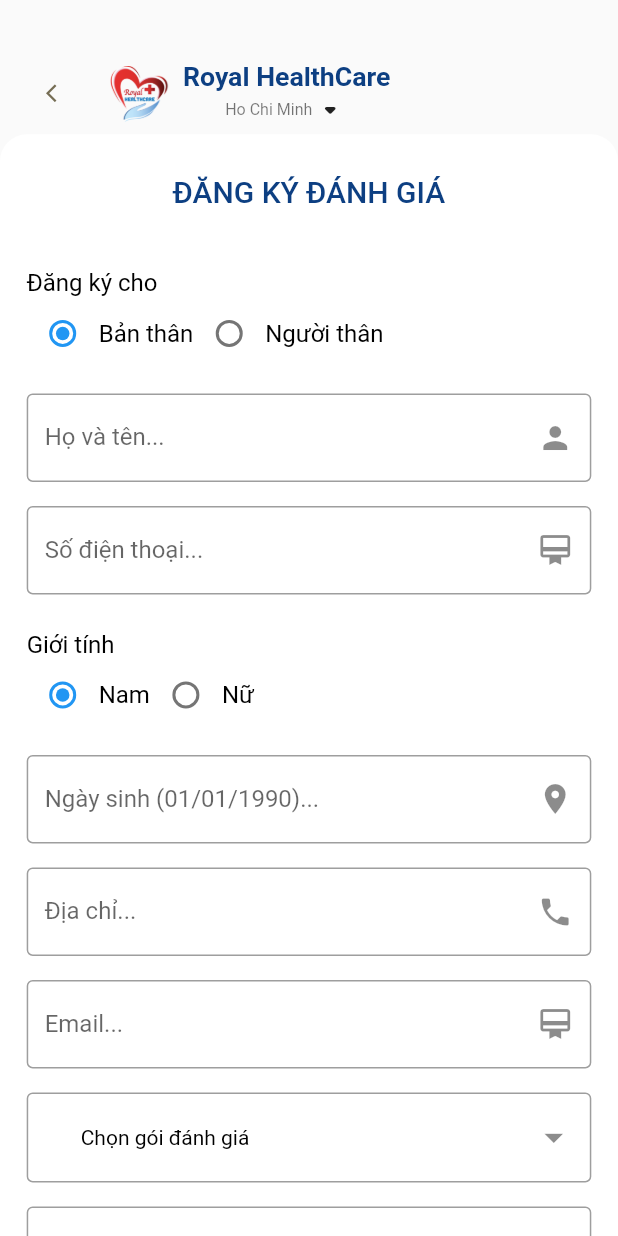
After one commit to lqchuong/RoyalHealthcare, a Flutter app: the RegisterHealthCheck screen opened by its route, on a phone screen of 412 x 824 dp. The commit adds this screen. Run offline on Flutter 3.47's test engine with Material 2 defaults, Android fonts, the phone set to English and light mode, and no system bars; our stand-ins replace carousel_pro, cloud_firestore, dots_indicator, dropdown_button2, firebase_auth, firebase_core and 4 more; missing offline and left inert: dart:ffi, numeric_keyboard; accounts and stored records are empty; network calls fail.

Commit message:
add register packageCheck

```diff
--- /dev/null
+++ b/lib/app/modules/register/views/register_healthcheck.dart
@@ -0,0 +1,254 @@
+import 'package:flutter/material.dart';
+import 'package:food_delivery/app/utils/colors.dart';
+import 'package:food_delivery/app/utils/dimensions.dart';
+import 'package:food_delivery/app/widgets/calendar/app_calendar.dart';
+import 'package:food_delivery/app/widgets/calendar/app_timepicker.dart';
+import 'package:food_delivery/app/widgets/app_icon.dart';
+import 'package:food_delivery/app/widgets/text/big_text.dart';
+import 'package:food_delivery/app/widgets/dropdown/healthcare_check_dropdown.dart';
+import 'package:food_delivery/app/widgets/dropdown/doctor_dropdown.dart';
+import 'package:food_delivery/app/widgets/text/small_text.dart';
+
+import '../../../widgets/dropdown/checkpackage_dropdown.dart';
+import '../../../widgets/text/text_field.dart';
+
+class RegisterHealthCheck extends StatefulWidget {
+  const RegisterHealthCheck({Key? key}) : super(key: key);
+
+  @override
+  State<RegisterHealthCheck> createState() => _RegisterHealthCheckState();
+}
+enum SingingCharacter { personal, other }
+enum Gender { male, female }
+enum CheckType {plan, require}
+
+
+
+class _RegisterHealthCheckState extends State<RegisterHealthCheck> {
+  SingingCharacter? _character = SingingCharacter.personal;
+  Gender? _gender = Gender.male;
+  CheckType? _checktype = CheckType.plan;
+  bool _visible = true;
+  void _toggle() {
+    setState(() {
+      // _visible = !_visible;
+    });
+  }
+  @override
+  Widget build(BuildContext context) {
+    return Scaffold(
+      body: Stack(
+        children: [
+
+          Positioned(
+              top: Dimensions.height45,
+              left: Dimensions.width20,
+              right: Dimensions.width20,
+              child: Row(
+                mainAxisAlignment: MainAxisAlignment.start,
+                children: [
+                  InkWell(
+                    onTap: () {
+                      Navigator.of(context).pop();
+                    },
+                    child: AppIcon(icon: Icons.arrow_back_ios),
+                  ),
+                  SizedBox(width: 15,),
+                  Image(image: AssetImage('assets/images/logoHealth.png'), width: Dimensions.width45,height: Dimensions.height45,),
+                  SizedBox(width: Dimensions.width10,),
+                  Column(
+                    mainAxisAlignment: MainAxisAlignment.start,
+                    children: [
+                      BigText(text: "Royal HealthCare", color: AppColors.mainColor,fontWeight: FontWeight.bold,),
+                      Row(
+                        children: [
+                          SmallText(text: "Ho Chi Minh", color: Colors.black54,),
+                          Icon(Icons.arrow_drop_down_rounded)
+                        ],
+                      ),
+                    ],
+                  ),
+                ],
+              )),
+          Positioned(
+            left: 0,
+            right: 0,
+            bottom: 0,
+            top: Dimensions.topContrainWithTopBar,
+            child: SingleChildScrollView(
+              child: Container(
+                  height: 1800,
+                  child:Container(
+
+                      padding: EdgeInsets.only(left: Dimensions.width20, right: Dimensions.width20, top: Dimensions.height30),
+                      decoration: BoxDecoration(
+                          borderRadius: BorderRadius.only(
+                            topRight:Radius.circular(Dimensions.radius20),
+                            topLeft: Radius.circular(Dimensions.radius20),
+                          ),
+                          color: Colors.white
+                      ),
+                      child: Column(
+
+                        children: [
+                          BigText(text: "ĐĂNG KÝ ĐÁNH GIÁ",size: 20, fontWeight: FontWeight.w500,textAlignCenter: TextAlign.center),
+                          SizedBox(height: 10,),
+
+                          SizedBox(height: 30,),
+                          Column(
+                            mainAxisAlignment: MainAxisAlignment.center,
+                            crossAxisAlignment: CrossAxisAlignment.start,
+                            children: [
+                              //cá nhân, người thân
+                              SmallText(text: "Đăng ký cho", color: Colors.black,size: 16,),
+                              Row(
+                                mainAxisAlignment: MainAxisAlignment.start,
+                                children: [
+                                  Row(
+                                    children: [
+                                      Radio(value: SingingCharacter.personal, groupValue: _character, onChanged: (SingingCharacter? value) {
+
+                                        setState(() {
+                                          _character = value;
+                                          _visible = !_visible;
+                                        });
+                                      }),
+                                      SmallText(text: 'Bản thân', color: Colors.black,size: 16,),
+                                    ],
+                                  ),
+                                  Row(
+                                    children: [
+                                      Radio(value: SingingCharacter.other, groupValue: _character, onChanged: (SingingCharacter? value) {
+                                        // _toggle;
+                                        setState(() {
+                                          _character = value;
+                                          _visible = !_visible;
+                                        });
+                                      }),
+                                      SmallText(text: "Người thân", color: Colors.black,size: 16,),
+                                    ],
+                                  ),
+                                ],
+                              ),
+
+                              SizedBox(height: 16,),
+                              AppTextField(text: "Họ và tên...",color: Colors.black54, icon: Icons.person),
+                              SizedBox(height: 16,),
+                              AppTextField(text: "Số điện thoại...",color: Colors.black54,icon: Icons.card_membership),
+                              !_visible ? Container(
+                                height: 220,
+                                child: Column(
+                                  children: [
+                                    SizedBox(height: 16,),
+                                    BigText(text: "THÔNG TIN NHÂN THÂN", fontWeight: FontWeight.w500,textAlignCenter: TextAlign.center),
+                                    SizedBox(height: 16,),
+                                    AppTextField(text: "Họ và tên...",color: Colors.black54, icon: Icons.person),
+                                    SizedBox(height: 16,),
+                                    AppTextField(text: "Số điện thoại...",color: Colors.black54,icon: Icons.card_membership),
+                                  ],
+                                ),
+                              ) : Container(
+                                height: 0,
+                                child: Column(
+                                  children: [
+                                    SizedBox(height: 16,),
+                                    BigText(text: "THÔNG TIN NHÂN THÂN", fontWeight: FontWeight.w500,textAlignCenter: TextAlign.center),
+                                    SizedBox(height: 16,),
+                                    AppTextField(text: "Họ và tên...",color: Colors.black54, icon: Icons.person),
+                                    SizedBox(height: 16,),
+                                    AppTextField(text: "Số điện thoại...",color: Colors.black54,icon: Icons.card_membership),
+                                  ],
+                                ),
+                              ),
+
+
+
+
+
+
+                              SizedBox(height: 24,),
+                              SmallText(text: "Giới tính", color: Colors.black,size: 16,),
+                              //giới tính
+                              Row(
+                                mainAxisAlignment: MainAxisAlignment.start,
+                                children: [
+                                  Row(
+                                    children: [
+                                      Radio(value: Gender.male, groupValue: _gender, onChanged: (Gender? value) {
+                                        setState(() {
+                                          _gender = value;
+                                        });
+                                      }),
+                                      SmallText(text: 'Nam', color: Colors.black,size: 16,),
+                                    ],
+                                  ),
+                                  Row(
+                                    children: [
+                                      Radio(value: Gender.female, groupValue: _gender, onChanged: (Gender? value) {
+                                        setState(() {
+                                          _gender = value;
+                                        });
+                                      }),
+                                      SmallText(text: "Nữ", color: Colors.black,size: 16,),
+                                    ],
+                                  ),
+                                ],
+                              ),
+                              SizedBox(height: 16,),
+                              AppTextField(text: "Ngày sinh (01/01/1990)...",color: Colors.black54,icon: Icons.location_on),
+
+                              SizedBox(height: 16,),
+                              AppTextField(text: "Địa chỉ...",color: Colors.black54,icon: Icons.phone),
+
+                              SizedBox(height: 16,),
+                              AppTextField(text: "Email...",color: Colors.black54,icon: Icons.card_membership),
+
+                              SizedBox(height: 16,),
+                              CheckPackageDropdown(),
+
+                              SizedBox(height: 16,),
+                              AppDatePicker(),
+
+                              SizedBox(height: 16,),
+                              AppTimePicker(),
+
+                              SizedBox(height: 16,),
+                              AppTextField(text: "Ghi chú",color: Colors.black54,icon: Icons.note),
+
+                              SizedBox(height: 16,),
+                              Container(
+                                alignment: Alignment.center,
+                                child: ElevatedButton(
+                                  onPressed: () {
+                                    // Navigator.of(context).pushNamed('/main');
+                                    // Respond to button press
+                                  },
+                                  style: ElevatedButton.styleFrom(
+                                      fixedSize: const Size(200, 42),
+                                      shape: RoundedRectangleBorder(
+                                          borderRadius: BorderRadius.circular(Dimensions.width20)),
+
+                                      primary: AppColors.mainColor,
+                                      // padding: const EdgeInsets.symmetric(horizontal: 50, vertical: 15),
+                                      textStyle:
+                                      const TextStyle(fontSize: 16, fontWeight: FontWeight.w300)),
+                                  child: Text("Đăng ký"),
+                                  // icon: Icon(Icons.arrow_forward_ios, size: 18),
+                                ),
+                              )
+
+                            ],
+                          ),
+
+                        ],
+                      )
+                  )
+              ),
+            ),
+          )
+        ],
+      ),
+
+    );
+  }
+}
--- a/lib/app/modules/register/views/register_persional.dart
+++ b/lib/app/modules/register/views/register_persional.dart
@@ -5,8 +5,8 @@ import 'package:food_delivery/app/widgets/calendar/app_calendar.dart';
 import 'package:food_delivery/app/widgets/calendar/app_timepicker.dart';
 import 'package:food_delivery/app/widgets/app_icon.dart';
 import 'package:food_delivery/app/widgets/text/big_text.dart';
-import 'package:food_delivery/app/widgets/healthcare_check_dropdown.dart';
-import 'package:food_delivery/app/widgets/doctor_dropdown.dart';
+import 'package:food_delivery/app/widgets/dropdown/healthcare_check_dropdown.dart';
+import 'package:food_delivery/app/widgets/dropdown/doctor_dropdown.dart';
 import 'package:food_delivery/app/widgets/text/small_text.dart';
 
 import '../../../widgets/text/text_field.dart';
@@ -90,9 +90,8 @@ class _RegisterPersionState extends State<RegisterPersion> {
                     child: Column(
 
                       children: [
-                        BigText(text: "PHIẾU ĐĂNG KÝ", fontWeight: FontWeight.w500,textAlignCenter: TextAlign.center),
+                        BigText(text: "ĐĂNG KÝ KHÁM SỨC KHỎE",size: 20, fontWeight: FontWeight.w500,textAlignCenter: TextAlign.center),
                         SizedBox(height: 10,),
-                        SmallText(text: "Đăng ký khám chữa bệnh cho cá nhân", color: Colors.black38,),
                         SizedBox(height: 30,),
                         Column(
                           mainAxisAlignment: MainAxisAlignment.center,
--- a/lib/app/modules/user/views/user_page.dart
+++ b/lib/app/modules/user/views/user_page.dart
@@ -145,7 +145,7 @@ class _UserPageState extends State<UserPage> {
                       const Divider(color: Colors.black38,),
                       InkWell(
                         onTap: () {
-                          // Navigator.of(context).pushNamed('/registerOther');
+                          Get.toNamed(Routes.REGISTERHEALTHCHECK);
                         },
                         child: Container(
                           height: 80,
--- a/lib/app/routes/app_pages.dart
+++ b/lib/app/routes/app_pages.dart
@@ -6,6 +6,8 @@ import 'package:food_delivery/app/modules/register/views/register_persional.dart
 import 'package:food_delivery/app/modules/splash/views/splash_screen.dart';
 import 'package:food_delivery/app/modules/user/views/user_page.dart';
 import 'package:get/get.dart';
+
+import '../modules/register/views/register_HealthCheck.dart';
 
 part 'app_routes.dart';
 
@@ -40,5 +42,10 @@ class AppPages {
       name: _Paths.REGISTERPERSIONAL,
       page: () => RegisterPersion(),
     ),
+    GetPage(
+      name: _Paths.REGISTERHEALTHCHECK,
+      page: () => RegisterHealthCheck(),
+    ),
+
   ];
 }
--- a/lib/app/routes/app_routes.dart
+++ b/lib/app/routes/app_routes.dart
@@ -12,6 +12,7 @@ abstract class Routes {
   static const REGISTEROTHER = _Paths.REGISTEROTHER;
   static const SPLASHSCREEN = _Paths.SPLASHSCREEN;
   static const USERPAGE = _Paths.USERPAGE;
+  static const REGISTERHEALTHCHECK = _Paths.REGISTERHEALTHCHECK;
 }
 
 abstract class _Paths {
@@ -23,6 +24,8 @@ abstract class _Paths {
   static const REGISTEROTHER = '/registerOther';
   static const SPLASHSCREEN = '/SplashScreen';
   static const USERPAGE = '/UserPage';
+  static const REGISTERHEALTHCHECK = '/RegisterHealthCheck';
+
 
 
 }
--- /dev/null
+++ b/lib/app/widgets/dropdown/checkpackage_dropdown.dart
@@ -0,0 +1,77 @@
+import 'package:dropdown_button2/dropdown_button2.dart';
+import 'package:flutter/material.dart';
+
+class CheckPackageDropdown extends StatefulWidget {
+  const
+  CheckPackageDropdown({Key? key}) : super(key: key);
+
+  @override
+  State<CheckPackageDropdown> createState() => _CheckPackageDropdownState();
+}
+
+class _CheckPackageDropdownState extends State<CheckPackageDropdown> {
+
+  final List<String> genderItems = [
+    'Gói đánh giá 1',
+    'Gói đánh giá 2',
+    'Gói đánh giá 3',
+  ];
+
+  String? selectedValue;
+
+  final _formKey = GlobalKey<FormState>();
+  @override
+  Widget build(BuildContext context) {
+    return  DropdownButtonFormField2(
+      decoration: InputDecoration(
+        //Add isDense true and zero Padding.
+        //Add Horizontal padding using buttonPadding and Vertical padding by increasing buttonHeight instead of add Padding here so that The whole TextField Button become clickable, and also the dropdown menu open under The whole TextField Button.
+        isDense: true,
+        contentPadding: EdgeInsets.zero,
+        border: OutlineInputBorder(
+          // borderRadius: BorderRadius.circular(15),
+        ),
+        //Add more decoration as you want here
+        //Add label If you want but add hint outside the decoration to be aligned in the button perfectly.
+      ),
+      isExpanded: true,
+      hint: const Text(
+        'Chọn gói đánh giá',
+        style: TextStyle(fontSize: 14, color: Colors.black),
+      ),
+      icon: const Icon(
+        Icons.arrow_drop_down,
+        color: Colors.black45,
+      ),
+      iconSize: 30,
+      buttonHeight: 60,
+      buttonPadding: const EdgeInsets.only(left: 20, right: 10),
+      // dropdownDecoration: BoxDecoration(
+      //   borderRadius: BorderRadius.circular(15),
+      // ),
+      items: genderItems
+          .map((item) =>
+          DropdownMenuItem<String>(
+            value: item,
+            child: Text(
+              item,
+              style: const TextStyle(
+                fontSize: 14,
+              ),
+            ),
+          ))
+          .toList(),
+      validator: (value) {
+        if (value == null) {
+          return 'Vui lòng chọn gói đánh giá.';
+        }
+      },
+      onChanged: (value) {
+        //Do something when changing the item if you want.
+      },
+      onSaved: (value) {
+        selectedValue = value.toString();
+      },
+    );
+  }
+}
--- a/lib/main.dart
+++ b/lib/main.dart
@@ -3,7 +3,7 @@ import 'package:food_delivery/app/modules/login/views/login_page.dart';
 import 'package:food_delivery/app/routes/app_pages.dart';
 import 'package:food_delivery/app/modules/register/views/popular_register_detail.dart';
 import 'package:food_delivery/app/modules/home/views/main_page.dart';
-import 'package:food_delivery/app/modules/register/views/register_other.dart';
+import 'package:food_delivery/app/modules/register/views/register_healthcheck.dart';
 import 'package:food_delivery/app/modules/splash/views/splash_screen.dart';
 import 'package:get/get.dart';
 import 'package:firebase_core/firebase_core.dart';
```
Also changed, not shown: lib/app/modules/register/views/register_other.dart (deleted, +0 -145 lines), lib/app/widgets/dropdown/doctor_dropdown.dart (renamed from lib/app/widgets/doctor_dropdown.dart), lib/app/widgets/dropdown/healthcare_check_dropdown.dart (renamed from lib/app/widgets/healthcare_check_dropdown.dart).
